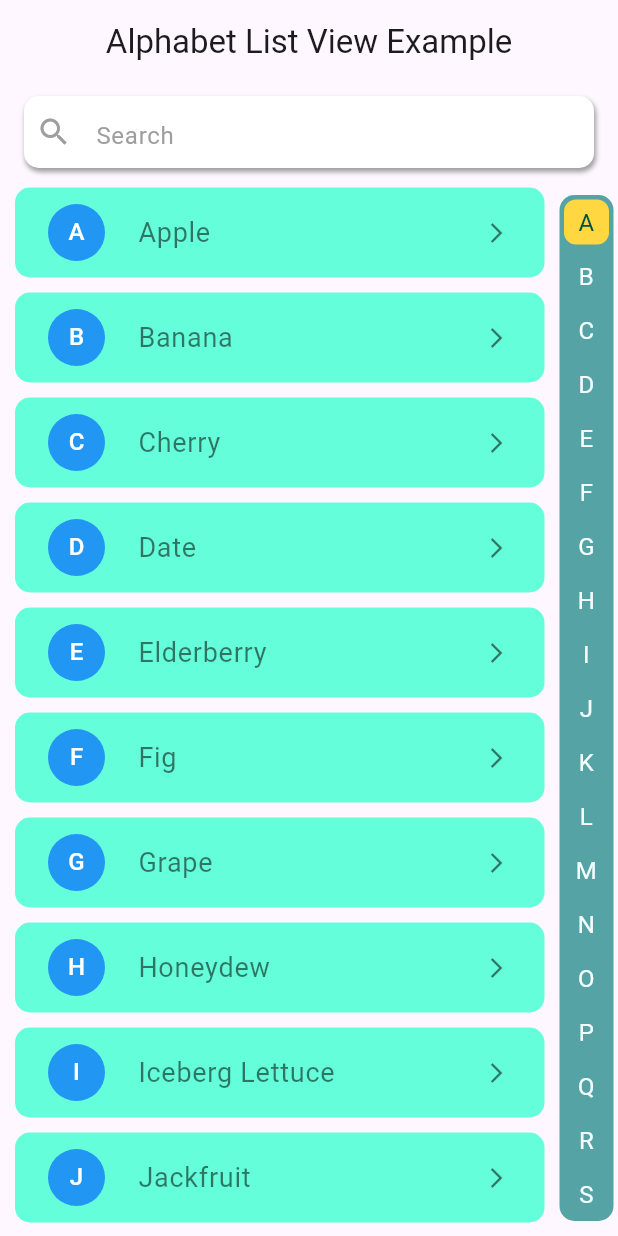
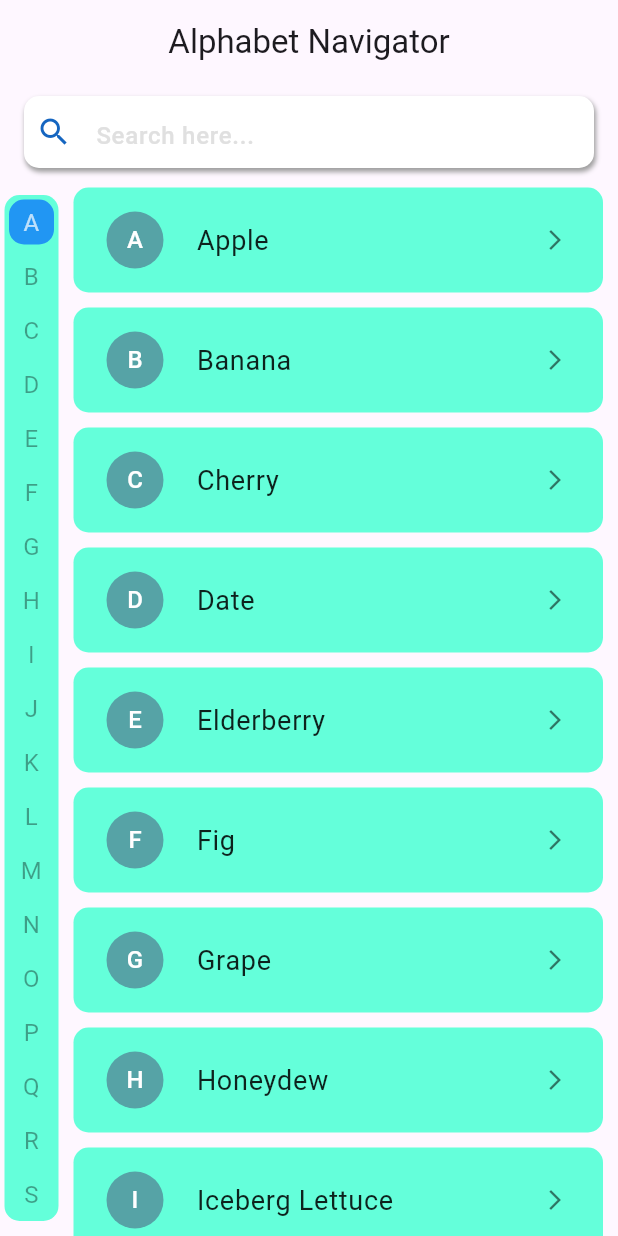
Before and after one commit to DeveloperKits/alphabet_navigation, a Flutter app: the screen it shows after launch, on a phone screen of 412 x 824 dp. Run offline on Flutter 3.47's test engine with Material 3 defaults, Android fonts, the phone set to English and light mode, and no system bars.

Commit message:
circleSelectedLetter  default true & change backgroundColor  name

```diff
--- a/example/lib/main.dart
+++ b/example/lib/main.dart
@@ -40,14 +40,39 @@ class AlphabetListViewExample extends StatelessWidget {
 
     return Scaffold(
       appBar: AppBar(
-        title: const Text('Alphabet List View Example'),
+        title: const Text('Alphabet Navigator'),
         centerTitle: true,
       ),
       body: AlphabetNavigation(
         stringList: stringList,
         dynamicList: dynamicList,
         showSearchField: true,
+        dynamicListHeight: 80,
+
+        searchFieldHintText: "Search here...",
+        searchFieldTextStyle: TextStyle(
+          color: Colors.blue.shade800,
+          fontWeight: FontWeight.w500,
+          fontSize: 16,
+        ),
+        searchFieldHintTextStyle: TextStyle(
+          color: Colors.grey.shade300,
+          fontWeight: FontWeight.w500,
+          fontSize: 16,
+        ),
+        searchFieldIcon: Icon(Icons.search, color: Colors.blue.shade800,),
+        searchFieldEndIconColor: Colors.blue.shade800,
+
+        listDirection: ListDirection.left,
+        alphabetListBackgroundColor: Colors.tealAccent,
+        selectedColor: Colors.white70,
+        unselectedColor: Colors.black38,
+        circleSelectedBackgroundColor: Colors.blue,
         circleSelectedLetter: true,
+        circleBorderRadius: 10.0,
+
+        scrollAnimationCurve: Curves.easeInCubic,
+
         itemBuilder: (context, index, dynamicList) {
           /// Build the item widget
           return Container(
@@ -62,12 +87,12 @@ class AlphabetListViewExample extends StatelessWidget {
               shape: RoundedRectangleBorder(borderRadius: BorderRadius.circular(10)),
               title: Text(
                 dynamicList[index],
-                style: const TextStyle(fontSize: 18, color: Colors.black54,),
+                style: const TextStyle(fontSize: 18, color: Colors.black87,),
               ),
               leading: Padding(
                 padding: const EdgeInsets.all(5.0),
                 child: CircleAvatar(
-                  backgroundColor: Colors.blue,
+                  backgroundColor: const Color(0xFF56A3A6),
                   child: Text(
                     dynamicList[index][0],
                     style: const TextStyle(color: Colors.white),
--- a/lib/alphabet_navigation.dart
+++ b/lib/alphabet_navigation.dart
@@ -46,7 +46,7 @@ class AlphabetNavigation extends StatefulWidget {
   final Color searchFieldEndIconColor;
 
   /// Background color for alphabet list
-  final Color backgroundColor;
+  final Color alphabetListBackgroundColor;
 
   /// Background color for selected alphabet in the alphabet list
   final Color selectedColor;
@@ -84,7 +84,7 @@ class AlphabetNavigation extends StatefulWidget {
   /// * [searchFieldIcon] Search field icon (optional)
   /// * [searchFieldBackgroundColor] Search field background color (optional)
   /// * [searchFieldEndIconColor] Search field icon color (optional)
-  /// * [backgroundColor] Background color (optional)
+  /// * [alphabetListBackgroundColor] Background color (optional)
   /// * [selectedColor] Selected alphabet color (optional)
   /// * [unselectedColor] Unselected alphabet color (optional)
   /// * [circleSelectedLetter] Circle for the selected letter (optional)
@@ -116,10 +116,10 @@ class AlphabetNavigation extends StatefulWidget {
     ),
     this.searchFieldBackgroundColor = Colors.white,
     this.searchFieldEndIconColor = Colors.grey,
-    this.backgroundColor = const Color(0xFF56A3A6),
+    this.alphabetListBackgroundColor = const Color(0xFF56A3A6),
     this.selectedColor = const Color(0xFF014D41),
     this.unselectedColor = const Color(0xFFF6FDFF),
-    this.circleSelectedLetter = false,
+    this.circleSelectedLetter = true,
     this.circleSelectedBackgroundColor = Colors.amberAccent,
     this.circleBorderRadius = 8,
     this.scrollAnimationCurve = Curves.easeInOut,
@@ -282,8 +282,8 @@ class _AlphabetNavigationState extends State<AlphabetNavigation> {
         bottom: 10,
       ),
       decoration: BoxDecoration(
-        color: widget.backgroundColor,
-        borderRadius: BorderRadius.circular(10),
+        color: widget.alphabetListBackgroundColor,
+        borderRadius: BorderRadius.circular(widget.circleBorderRadius),
       ),
       child: SingleChildScrollView(
         child: Column(
```
Also changed, not shown: 1 other file.
